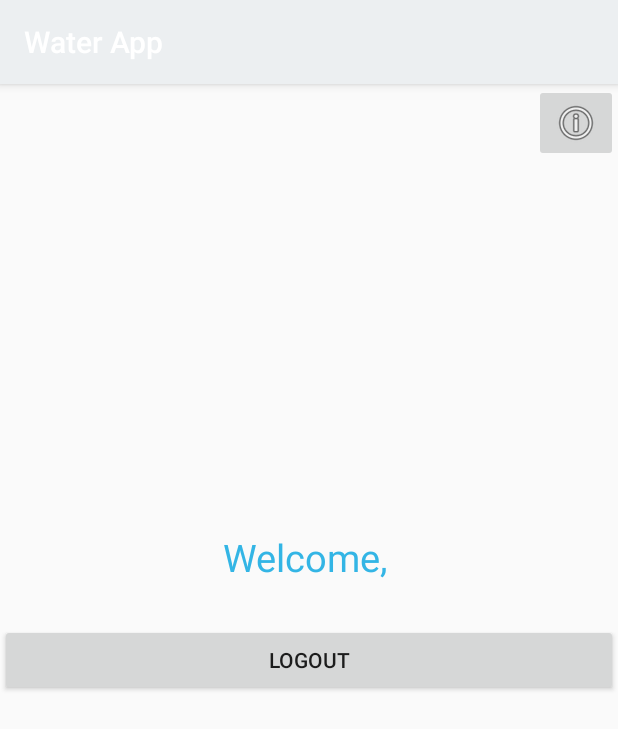
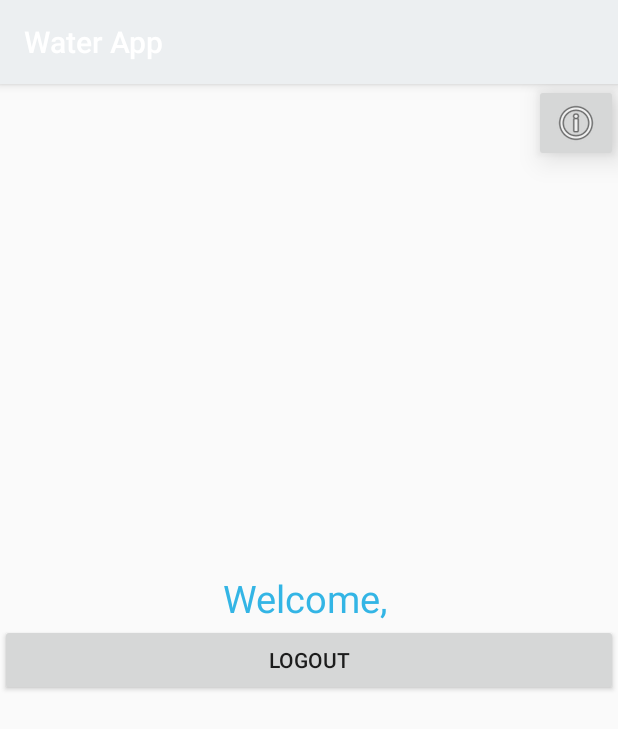
Before and after one commit to karentaub/2340-project, an Android app: the HomeActivity screen opened directly, with no data from a screen before it, on a phone screen of 412 x 824 dp. Shown: the top 729 px of the screen. Run offline under Robolectric (Android 15) with nearby library versions, the phone set to English and light mode, and no system bars.

Commit message:
Finished M5

```diff
--- a/WaterApp/app/src/main/java/com/example/alenpolakof/waterapp/RegistrationActivity.java
+++ b/WaterApp/app/src/main/java/com/example/alenpolakof/waterapp/RegistrationActivity.java
@@ -49,7 +49,9 @@ public class RegistrationActivity extends AppCompatActivity{
                 int usertype = 0;
                 switch (type) { //set usertype depending on first letter in textbox
                     case 'a' : usertype = -1;
+                        break;
                     case 'm' : usertype = 2;
+                        break;
                     case 'w' : usertype = 1;
                         break;
                 }
@@ -73,7 +75,7 @@ public class RegistrationActivity extends AppCompatActivity{
                 //if no conflict, successful registration
                 } else {
                     //add username and password and type to TempDB list class
-                    TempDB.getTempDB().addUser(name, username, type, password);
+                    TempDB.getTempDB().addUser(name, username, usertype, password);
                     AlertDialog success = new AlertDialog.Builder(RegistrationActivity.this).create();
                     success.setMessage("You successfully created a new account!");
                     final View v1 = v; //made this so i can use it inside inner class (onclicklistener below)
@@ -84,7 +86,7 @@ public class RegistrationActivity extends AppCompatActivity{
                                     dialog.dismiss();
                                     //go to login screen when ok is pressed
                                     Context context = v1.getContext();
-                                    Intent intent = new Intent(context, OpeningScreenActivity.class);
+                                    Intent intent = new Intent(context, LoginActivity.class);
                                     startActivity(intent);
                                 }
                             });
--- a/WaterApp/app/src/main/res/layout/activity_home.xml
+++ b/WaterApp/app/src/main/res/layout/activity_home.xml
@@ -5,13 +5,41 @@
     android:layout_height="match_parent"
     android:weightSum="1">
 
+    <ImageButton
+            android:layout_width="wrap_content"
+            android:layout_height="wrap_content"
+            app:srcCompat="@android:drawable/ic_menu_info_details"
+            android:layout_alignParentTop="true"
+            android:layout_alignParentEnd="true"
+            android:elevation="12dp"
+            android:id="@+id/profile_edit" android:fadingEdge="horizontal|vertical"
+            android:cropToPadding="false"/>
+
     <Button
         android:text="LogOut"
         android:layout_width="match_parent"
         android:layout_height="wrap_content"
         android:id="@+id/logoutButton"
+        android:elevation="8dp"
         android:layout_centerVertical="true"
         android:layout_alignParentStart="true" />
+
+    <FrameLayout
+        android:id="@+id/content_frame"
+        android:layout_width="match_parent"
+        android:layout_height="match_parent" />
+
+    <!--<ListView
+        android:id="@+id/navList"
+        android:layout_width="200dp"
+        android:elevation="16dp"
+        android:layout_height="match_parent"
+        android:layout_gravity="left|start"
+        android:background="#ffeeeeee"/>
+        -->
+
+
+
 
     <TextView
         android:text="WELCOME!"
@@ -19,17 +47,11 @@
         android:textColor="@android:color/holo_blue_light"
         android:gravity="center"
         android:textSize="25dp"
+        android:elevation="4dp"
         android:layout_height="wrap_content"
         android:id="@+id/home"
         android:layout_above="@+id/logoutButton"
-        android:layout_alignParentStart="true"
-        android:layout_marginBottom="27dp" />
-    <ImageButton
-            android:layout_width="wrap_content"
-            android:layout_height="wrap_content"
-            app:srcCompat="@android:drawable/ic_menu_info_details"
-            android:layout_alignParentTop="true"
-            android:layout_alignParentEnd="true"
-            android:id="@+id/profile_edit" android:fadingEdge="horizontal|vertical"
-            android:cropToPadding="false"/>
+        android:layout_alignParentStart="true" />
+
+
 </RelativeLayout>
--- a/WaterApp/app/src/main/res/layout/activity_profile.xml
+++ b/WaterApp/app/src/main/res/layout/activity_profile.xml
@@ -43,7 +43,7 @@
         android:layout_alignParentStart="true"
         android:layout_marginBottom="57dp"/>
     <Button
-        android:text="Register"
+        android:text="Save"
         android:layout_width="match_parent"
         android:layout_height="wrap_content"
         android:id="@+id/save_changes_button"
--- a/WaterApp/app/src/main/res/values/strings.xml
+++ b/WaterApp/app/src/main/res/values/strings.xml
@@ -1,4 +1,5 @@
 <resources>
     <string name="app_name">Water App</string>
-
+    <string name="drawer_open">Open navigation drawer</string>
+    <string name="drawer_close">Close navigation drawer</string>
 </resources>
```
Also changed, not shown: WaterApp/app/src/main/java/com/example/alenpolakof/waterapp/ProfileActivity.java (+72 -61 lines), WaterApp/app/src/main/java/com/example/alenpolakof/waterapp/TempDB.java (+26 -0 lines).
